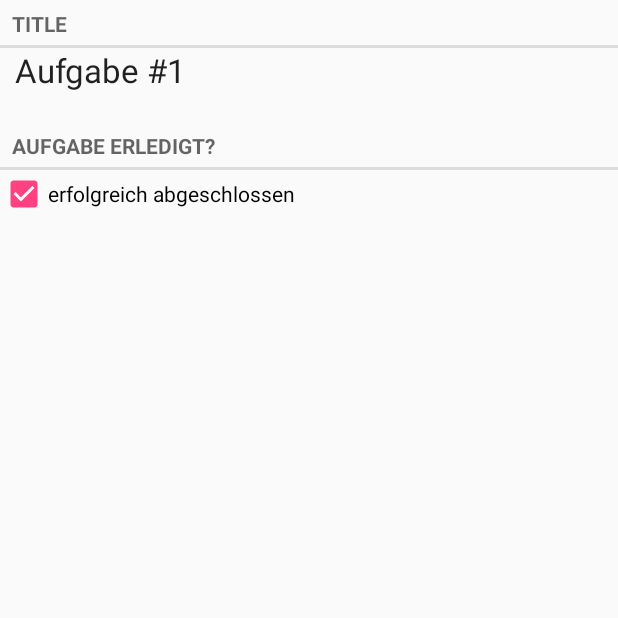
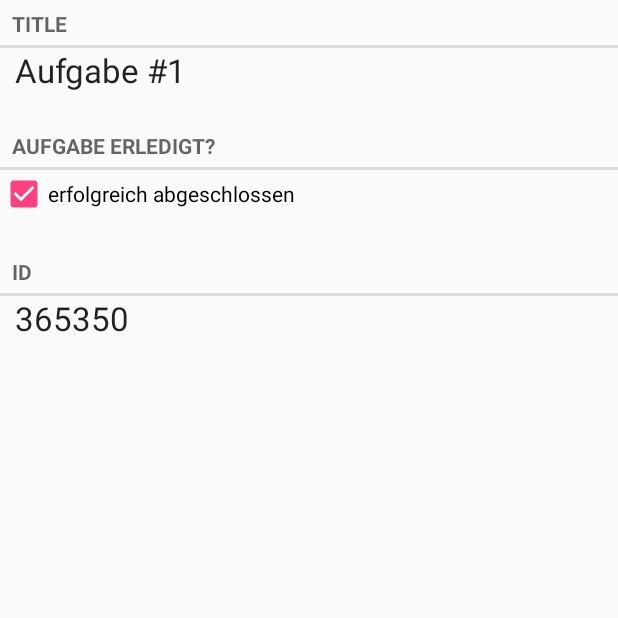
Before and after one commit to ScreamFD/todoDB, an Android app: the TodoFragment screen opened directly, with no data from a screen before it, on a phone screen of 412 x 824 dp, the top half of it. Run offline under Robolectric (Android 15) with nearby library versions, the phone set to English and light mode, and no system bars; 1 statement that could not run was skipped.

Commit message:
added in detail screen todo id

```diff
--- a/app/src/main/java/de/lamber/sascha/todolist/TodoFragment.java
+++ b/app/src/main/java/de/lamber/sascha/todolist/TodoFragment.java
@@ -19,6 +19,7 @@ public class TodoFragment extends Fragment {
     private Todo aufgabe;
     private TextView todoTitle;
     private CheckBox isDone;
+    private TextView todoId;
 
     public TodoFragment() {
         // Required empty public constructor
@@ -61,6 +62,9 @@ public class TodoFragment extends Fragment {
             }
         });
 
+        todoId = (TextView) view.findViewById(R.id.todoId);
+        todoId.setText(String.valueOf(aufgabe.getId()));
+
         return view;
     }
 
--- a/app/src/main/res/layout/fragment_todo.xml
+++ b/app/src/main/res/layout/fragment_todo.xml
@@ -43,4 +43,26 @@
         android:layout_alignParentStart="true"
         android:checked="false"/>
 
+    <TextView
+        android:layout_width="match_parent"
+        android:layout_height="wrap_content"
+        android:text="ID"
+        android:id="@+id/todoIdLabel"
+        style="?android:listSeparatorTextViewStyle"
+        android:layout_below="@id/isDone"
+        android:layout_alignParentLeft="true"
+        android:layout_alignParentStart="true"
+        android:layout_marginTop="20dp"/>
+
+    <TextView
+        android:layout_width="match_parent"
+        android:layout_height="wrap_content"
+        android:textAppearance="?android:attr/textAppearanceLarge"
+        android:text="1000013"
+        android:id="@+id/todoId"
+        android:layout_below="@id/todoIdLabel"
+        android:layout_alignParentLeft="true"
+        android:layout_alignParentStart="true"
+        android:layout_marginLeft="10dp" />
+
 </RelativeLayout>
```
